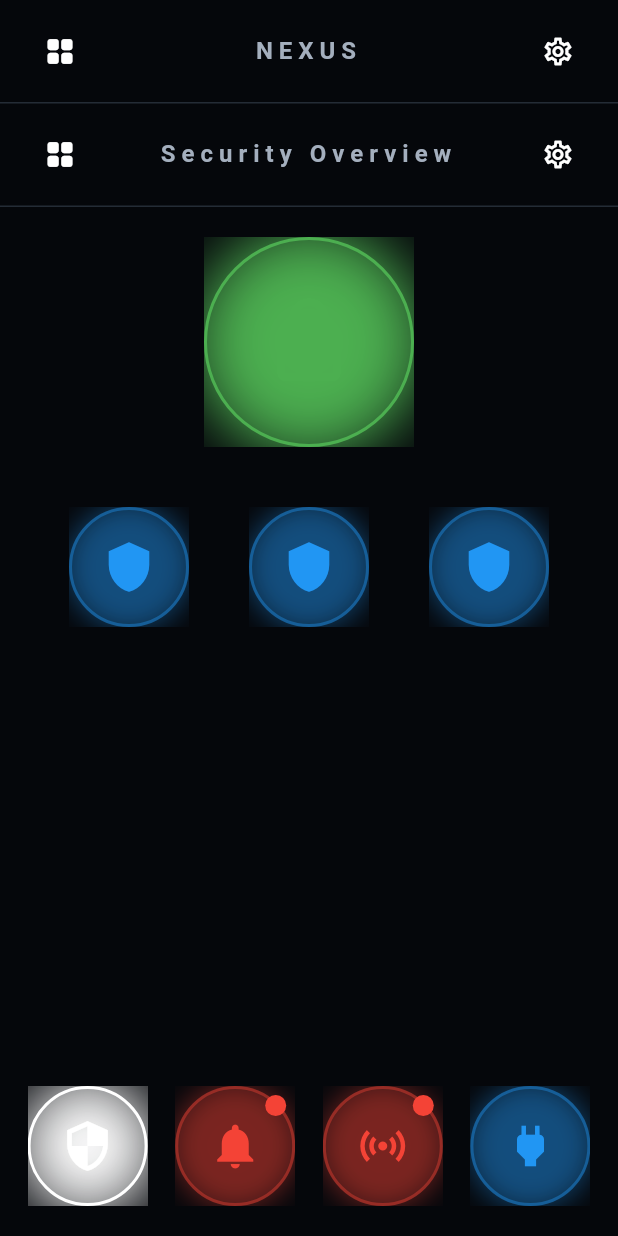
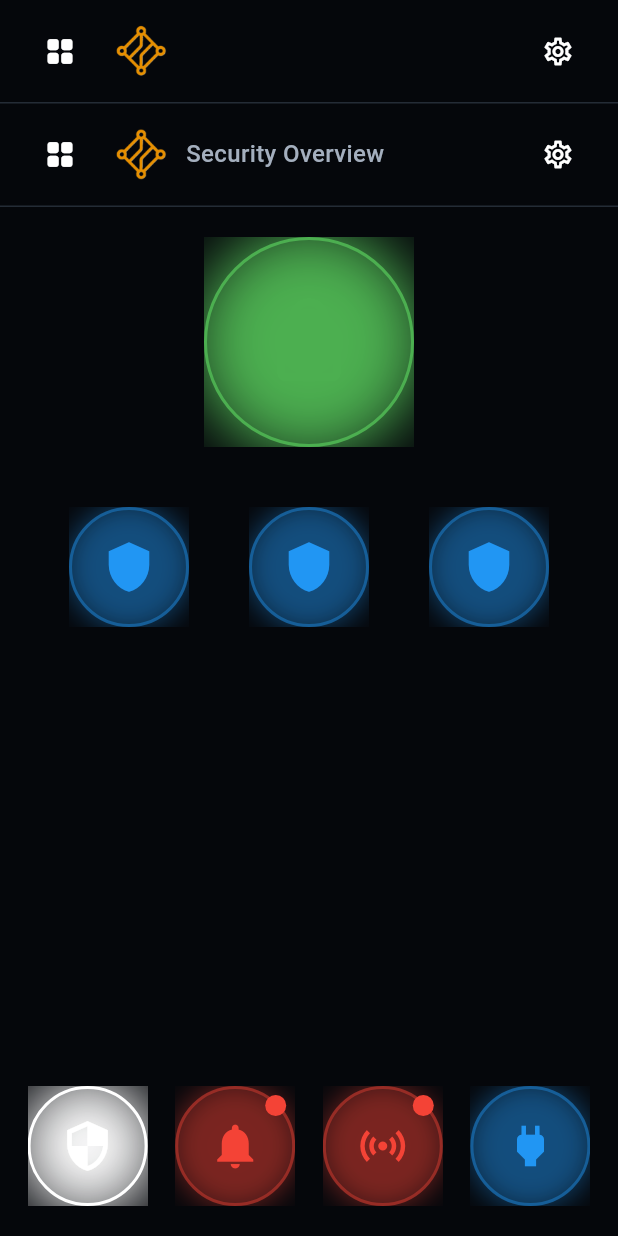
Before and after one commit to david25168125-coder/nexus-test, a Flutter app: the SecurityOverview screen opened by its route, on a phone screen of 412 x 824 dp. Run offline on Flutter 3.47's test engine with Material 3 defaults, Android fonts, the phone set to English and light mode, and no system bars; our stand-ins replace flutter_riverpod; network calls fail.

Commit message:
Focus energy dashboard on systems and adapt header branding

```diff
--- a/lib/features/home/widgets/nexus_energy_map.dart
+++ b/lib/features/home/widgets/nexus_energy_map.dart
@@ -43,8 +43,10 @@ class NexusEnergyMap extends StatelessWidget {
         final centerX = w / 2;
         final centerY = h / 2;
 
-        final verticalOffset = h * 0.28;
-        final horizontalOffset = w * 0.28;
+        final landscape =
+            MediaQuery.orientationOf(context) == Orientation.landscape;
+        final verticalOffset = h * (landscape ? 0.22 : 0.28);
+        final horizontalOffset = w * (landscape ? 0.32 : 0.28);
 
         final solarPos = Offset(centerX, centerY - verticalOffset);
         final batteryPos = Offset(centerX, centerY + verticalOffset);
--- a/lib/features/home/widgets/nexus_header.dart
+++ b/lib/features/home/widgets/nexus_header.dart
@@ -6,18 +6,37 @@ class NexusHeader extends StatelessWidget {
   final bool showSettings;
   final String? title;
 
+  /// Kiosk installations can force left alignment even on a desktop host.
+  /// Otherwise only spacious desktop layouts centre the brand.
+  final bool? centerBrand;
+
   const NexusHeader({
     super.key,
     this.isMainPage = false,
     this.onBack,
     this.showSettings = true,
     this.title,
+    this.centerBrand,
   });
 
   @override
-  Widget build(BuildContext context) => SafeArea(
+  Widget build(BuildContext context) {
+    final platform = Theme.of(context).platform;
+    final desktop =
+        platform == TargetPlatform.linux ||
+        platform == TargetPlatform.macOS ||
+        platform == TargetPlatform.windows;
+
+    return SafeArea(
       bottom: false,
-    child: Container(
+      child: LayoutBuilder(
+        builder: (context, constraints) {
+          final centered =
+              centerBrand ??
+              (desktop &&
+                  constraints.maxWidth >= 1100 &&
+                  MediaQuery.sizeOf(context).shortestSide >= 900);
+          return Container(
             padding: const EdgeInsets.symmetric(horizontal: 16, vertical: 10),
             decoration: const BoxDecoration(
               border: Border(bottom: BorderSide(color: Color(0xFF242C36))),
@@ -30,16 +49,38 @@ class NexusHeader extends StatelessWidget {
                     onPressed: onBack,
                     icon: const Icon(Icons.grid_view_rounded, size: 22),
                   )
-          else
+                else if (centered)
                   const SizedBox(width: 48),
                 Expanded(
+                  child: Align(
+                    alignment: centered
+                        ? Alignment.center
+                        : Alignment.centerLeft,
+                    child: Row(
+                      mainAxisSize: MainAxisSize.min,
+                      children: [
+                        Padding(
+                          padding: const EdgeInsets.symmetric(horizontal: 12),
+                          child: Image.asset(
+                            'assets/digitize_nexus_logo.png',
+                            width: 36,
+                            height: 36,
+                            semanticLabel: 'Nexus',
+                          ),
+                        ),
+                        if (title != null)
+                          Flexible(
                             child: Text(
-              title ?? 'NEXUS',
-              textAlign: TextAlign.center,
+                              title!,
+                              maxLines: 1,
+                              overflow: TextOverflow.ellipsis,
                               style: const TextStyle(
                                 fontSize: 16,
-                fontWeight: FontWeight.w600,
-                letterSpacing: 4,
+                                fontWeight: FontWeight.w500,
+                              ),
+                            ),
+                          ),
+                      ],
                     ),
                   ),
                 ),
@@ -49,10 +90,13 @@ class NexusHeader extends StatelessWidget {
                     onPressed: () => Navigator.pushNamed(context, '/settings'),
                     icon: const Icon(Icons.settings_outlined, size: 22),
                   )
-          else
+                else if (centered)
                   const SizedBox(width: 48),
               ],
             ),
+          );
+        },
       ),
     );
   }
+}
--- a/lib/features/home/widgets/tesla_energy_map.dart
+++ b/lib/features/home/widgets/tesla_energy_map.dart
@@ -1,6 +1,5 @@
 import 'dart:math';
 import 'package:flutter/material.dart';
-import 'package:nexus_app/features/home/widgets/nexus_footer.dart';
 import 'tesla_icons.dart';
 
 class TeslaEnergyMap extends StatefulWidget {
@@ -229,7 +228,6 @@ class _TeslaEnergyMapState extends State<TeslaEnergyMap>
             ),
           ),
 
-          const NexusFooter(),
         ],
       );
     }
```
Also changed, not shown: docs/branding-analysis.txt (added, +17 -0 lines), docs/dashboard-desktop.png, docs/dashboard-mobile.png, docs/dashboard-nspanel.png (added), docs/dashboard-tablet.png (added), 4 other files. Lines whose indentation alone changed are shown as unchanged.
